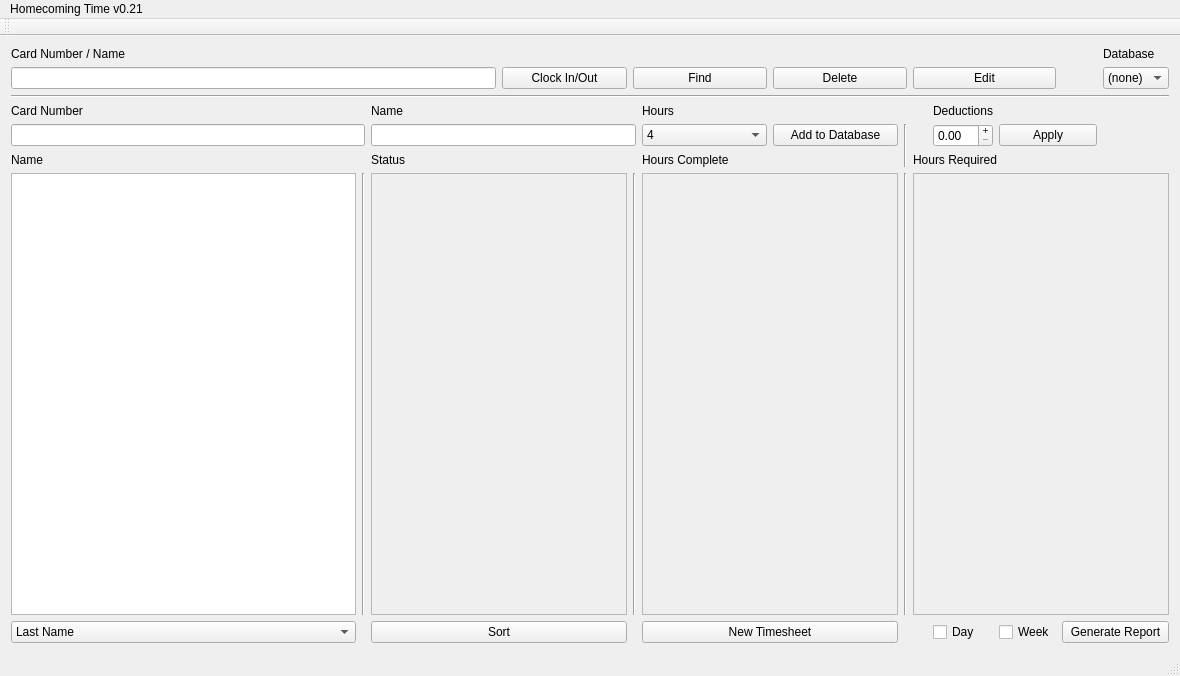
Above: mainwindow.ui from sam-mcanelly/homecoming_timer before the change. Below: the same form after it.
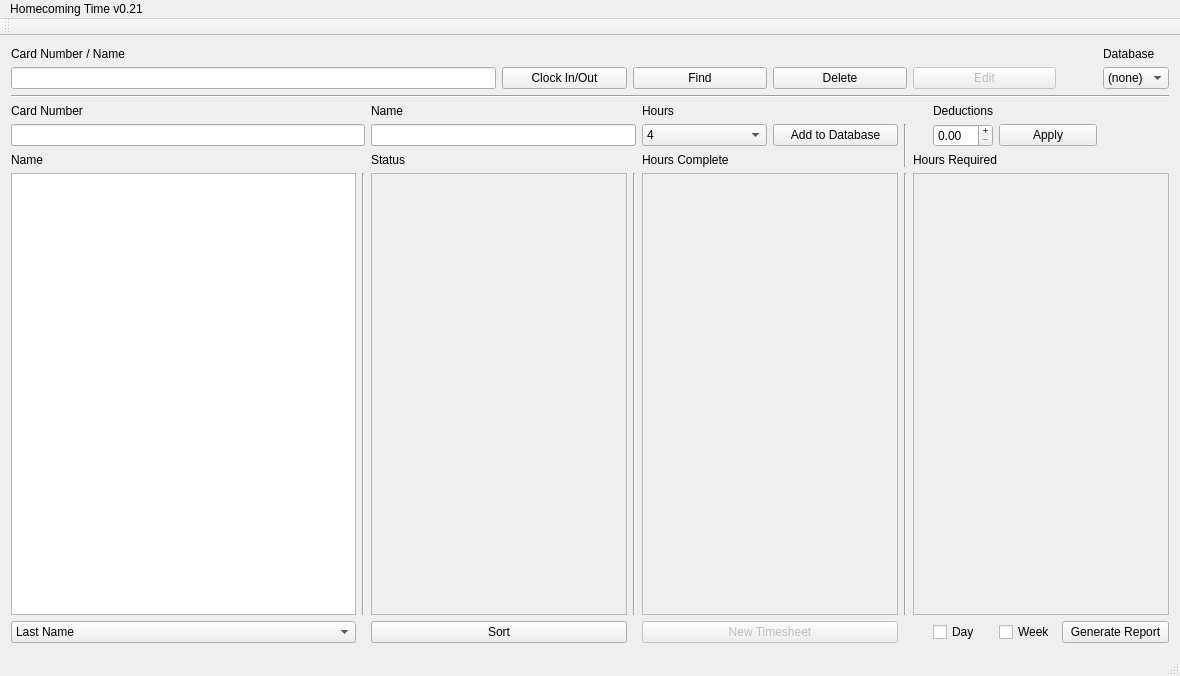
That is the form after the change.

```diff
--- a/mainwindow.ui
+++ b/mainwindow.ui
@@ -81,6 +81,9 @@
     </item>
     <item row="1" column="10" colspan="3">
      <widget class="QPushButton" name="btn_manual_edit">
+      <property name="enabled">
+       <bool>false</bool>
+      </property>
       <property name="text">
        <string>Edit</string>
       </property>
@@ -227,6 +230,9 @@
     </item>
     <item row="8" column="5" colspan="4">
      <widget class="QPushButton" name="btn_new_db">
+      <property name="enabled">
+       <bool>false</bool>
+      </property>
       <property name="text">
        <string>New Timesheet</string>
       </property>
```
Left out of the diff: 2 changed lines with no effect on the pictures.
